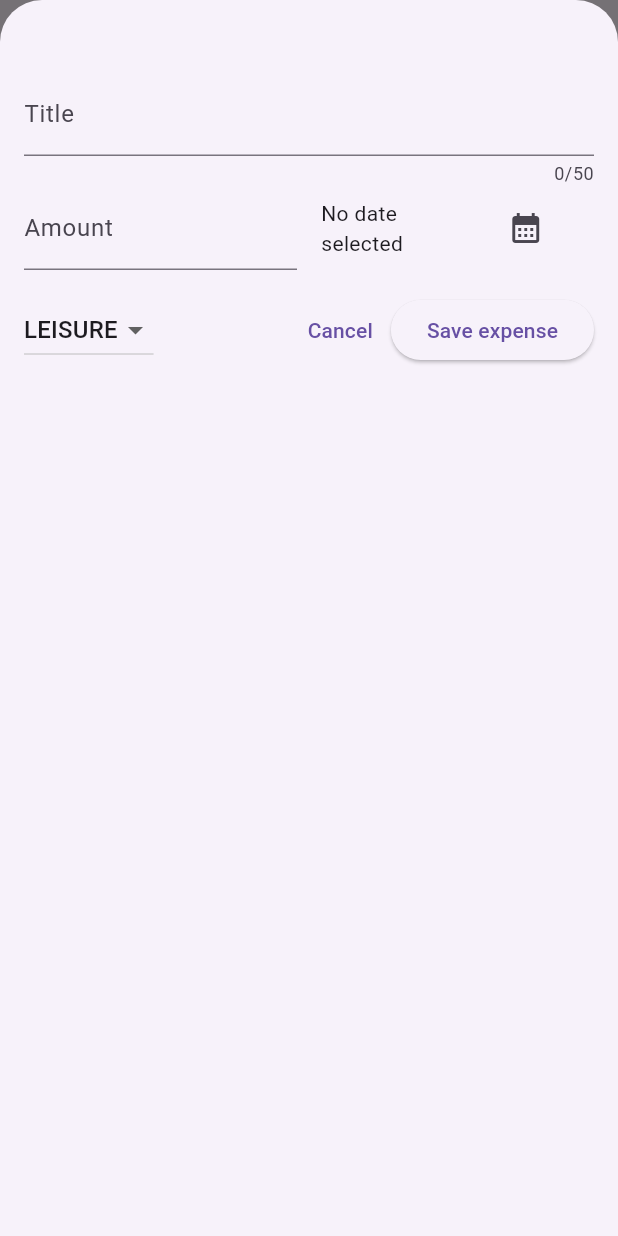
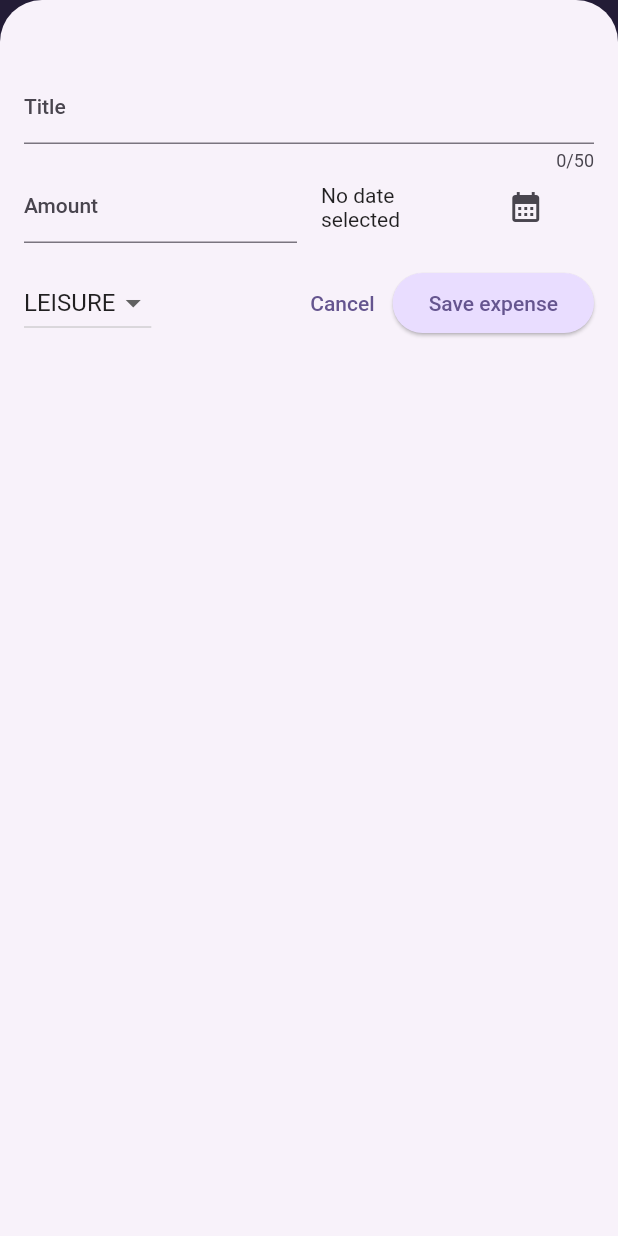
Before and after one commit to agata-miko/tcg_expenses_app, a Flutter app: the screen it shows after launch, after a tap on the "add" icon, on a phone screen of 412 x 824 dp. Run offline on Flutter 3.47's test engine with Material 2 defaults, Android fonts, the phone set to English and light mode, and no system bars.

Commit message:
Module 125 - theme added

```diff
--- a/lib/main.dart
+++ b/lib/main.dart
@@ -1,10 +1,36 @@
 import 'package:flutter/material.dart';
 import 'package:tcg_expenses_app/expenses.dart';
+
+var kColorScheme =
+    ColorScheme.fromSeed(seedColor: const Color.fromARGB(255, 96, 59, 181));
 
 void main() {
   runApp(
     MaterialApp(
-      theme: ThemeData(useMaterial3: true),
+      theme: ThemeData().copyWith(
+        useMaterial3: true,
+        colorScheme: kColorScheme,
+        appBarTheme: const AppBarTheme().copyWith(
+          backgroundColor: kColorScheme.onPrimaryContainer,
+          foregroundColor: kColorScheme.primaryContainer,
+        ),
+        cardTheme: const CardTheme().copyWith(
+          color: kColorScheme.secondaryContainer,
+          margin: const EdgeInsets.symmetric(horizontal: 16, vertical: 8),
+        ),
+        elevatedButtonTheme: ElevatedButtonThemeData(
+          style: ElevatedButton.styleFrom(
+            backgroundColor: kColorScheme.primaryContainer,
+          ),
+        ),
+        textTheme: ThemeData().textTheme.copyWith(
+              titleLarge: TextStyle(
+                fontWeight: FontWeight.bold,
+                color: kColorScheme.onSecondaryContainer,
+                fontSize: 15,
+              ),
+            ),
+      ),
       home: const Expenses(),
     ),
   );
--- a/lib/widgets/expense_item.dart
+++ b/lib/widgets/expense_item.dart
@@ -12,8 +12,9 @@
       child: Padding(
         padding: const EdgeInsets.symmetric(horizontal: 20.0, vertical: 16.0),
         child: Column(
+          crossAxisAlignment: CrossAxisAlignment.start,
           children: <Widget>[
-            Text(expense.title),
+            Text(expense.title, style: Theme.of(context).textTheme.titleLarge),
             const SizedBox(
               height: 4,
             ),
--- a/lib/widgets/expenses_list.dart
+++ b/lib/widgets/expenses_list.dart
@@ -3,7 +3,9 @@
 import 'package:tcg_expenses_app/widgets/expense_item.dart';
 
 class ExpensesList extends StatelessWidget {
-  const ExpensesList({required this.expenses, required this.onRemoveExpense, Key? key}) : super(key: key);
+  const ExpensesList(
+      {required this.expenses, required this.onRemoveExpense, Key? key})
+      : super(key: key);
 
   final List<Expense> expenses;
   final void Function(Expense expense) onRemoveExpense;
@@ -14,7 +16,15 @@
       itemCount: expenses.length,
       itemBuilder: (context, index) => Dismissible(
           key: ValueKey(expenses[index]),
-          onDismissed: (direction) {onRemoveExpense(expenses[index]);},
+          background: Container(
+            color: Theme.of(context).colorScheme.error.withOpacity(0.5),
+            margin: EdgeInsets.symmetric(
+                horizontal: Theme.of(context).cardTheme.margin!.horizontal,
+                vertical: Theme.of(context).cardTheme.margin!.vertical),
+          ),
+          onDismissed: (direction) {
+            onRemoveExpense(expenses[index]);
+          },
           child: ExpenseItem(expense: expenses[index])),
     );
   }
```
